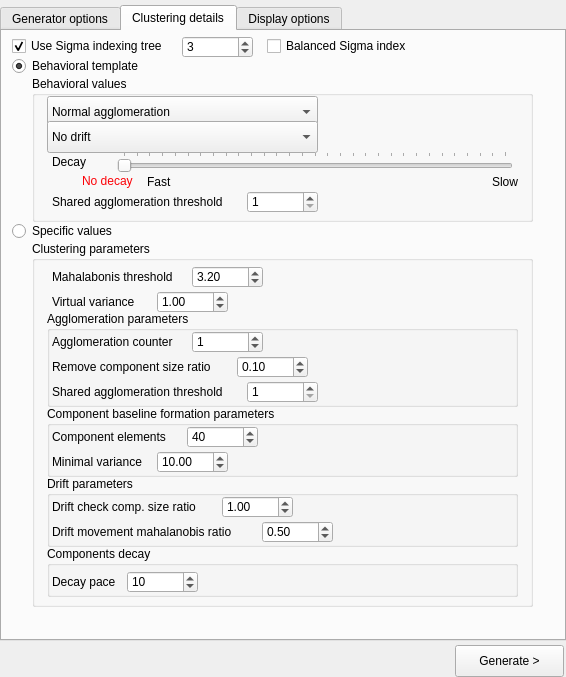
The window that SHCTestingShell/gaussTest.ui (dkrleza/SHC) describes before a commit, drawn with Qt 5.
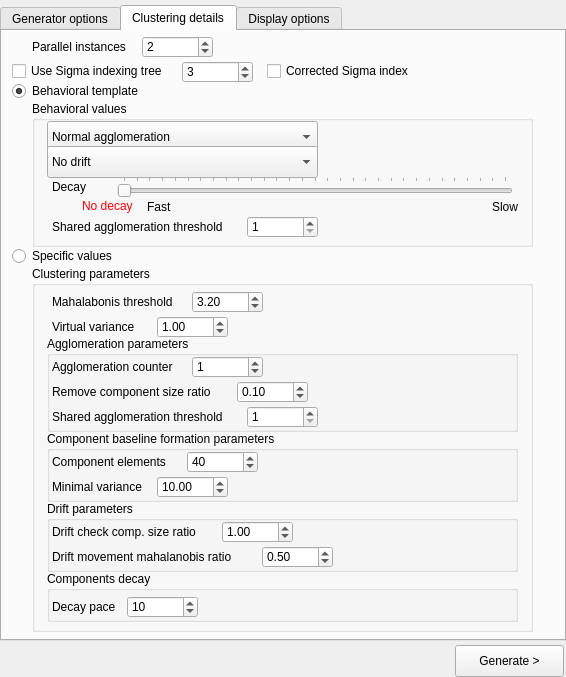
The same window after the commit. The open tabs and pages were chosen to show the change. Icons and pictures are not drawn.

What changed in the file:
```diff
--- a/SHCTestingShell/gaussTest.ui
+++ b/SHCTestingShell/gaussTest.ui
@@ -574,7 +574,7 @@
      <property name="geometry">
       <rect>
        <x>10</x>
-       <y>190</y>
+       <y>215</y>
        <width>136</width>
        <height>20</height>
       </rect>
@@ -587,7 +587,7 @@
      <property name="geometry">
       <rect>
        <x>10</x>
-       <y>25</y>
+       <y>50</y>
        <width>171</width>
        <height>20</height>
       </rect>
@@ -603,7 +603,7 @@
      <property name="geometry">
       <rect>
        <x>30</x>
-       <y>45</y>
+       <y>70</y>
        <width>501</width>
        <height>146</height>
       </rect>
@@ -788,7 +788,7 @@
      <property name="geometry">
       <rect>
        <x>30</x>
-       <y>210</y>
+       <y>235</y>
        <width>501</width>
        <height>366</height>
       </rect>
@@ -1194,7 +1194,7 @@
      <property name="geometry">
       <rect>
        <x>10</x>
-       <y>5</y>
+       <y>30</y>
        <width>186</width>
        <height>20</height>
       </rect>
@@ -1203,14 +1203,14 @@
       <string>Use Sigma indexing tree</string>
      </property>
      <property name="checked">
-      <bool>true</bool>
+      <bool>false</bool>
      </property>
     </widget>
     <widget class="QSpinBox" name="sigmaIndexNeighborhood">
      <property name="geometry">
       <rect>
        <x>180</x>
-       <y>5</y>
+       <y>30</y>
        <width>71</width>
        <height>22</height>
       </rect>
@@ -1232,18 +1232,53 @@
      <property name="geometry">
       <rect>
        <x>265</x>
-       <y>5</y>
+       <y>30</y>
        <width>186</width>
        <height>20</height>
       </rect>
      </property>
      <property name="text">
-      <string>Balanced Sigma index</string>
+      <string>Corrected Sigma index</string>
      </property>
      <property name="checked">
       <bool>false</bool>
      </property>
     </widget>
+    <widget class="QSpinBox" name="parallelInstances">
+     <property name="geometry">
+      <rect>
+       <x>140</x>
+       <y>5</y>
+       <width>71</width>
+       <height>22</height>
+      </rect>
+     </property>
+     <property name="minimum">
+      <number>1</number>
+     </property>
+     <property name="maximum">
+      <number>6</number>
+     </property>
+     <property name="singleStep">
+      <number>1</number>
+     </property>
+     <property name="value">
+      <number>2</number>
+     </property>
+    </widget>
+    <widget class="QLabel" name="l6_17">
+     <property name="geometry">
+      <rect>
+       <x>30</x>
+       <y>5</y>
+       <width>111</width>
+       <height>21</height>
+      </rect>
+     </property>
+     <property name="text">
+      <string>Parallel instances</string>
+     </property>
+    </widget>
    </widget>
    <widget class="QWidget" name="displayDetails">
     <attribute name="title">
```
Left out of the diff: 10 changed lines with no effect on the pictures.
